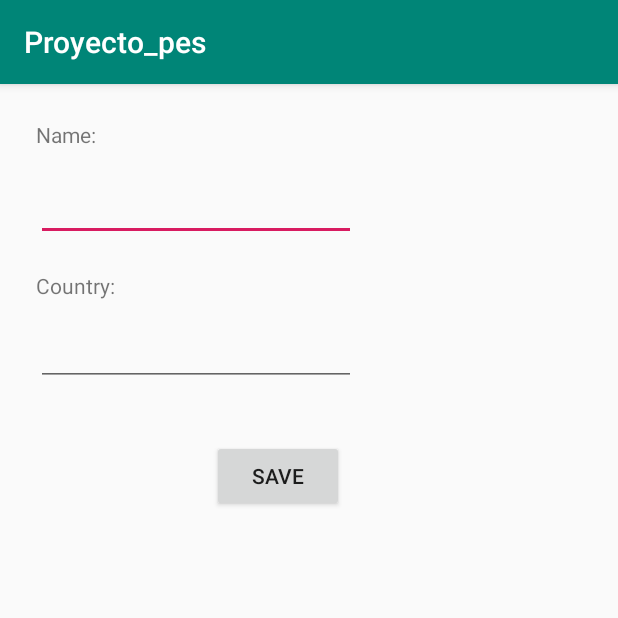
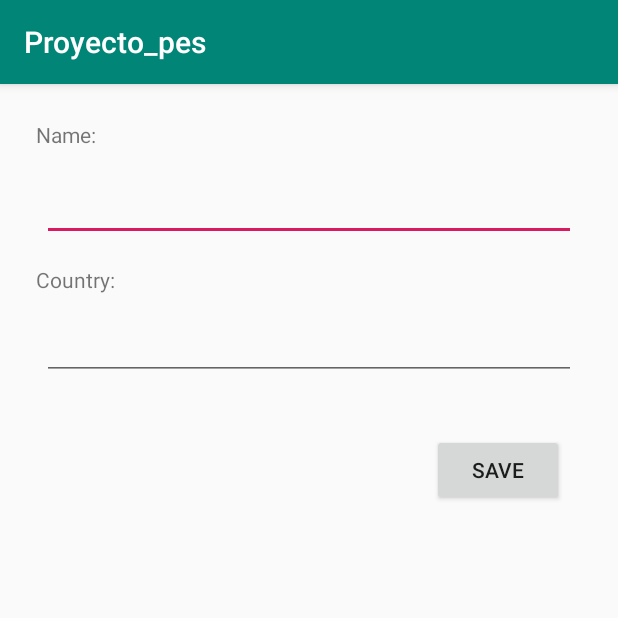
Before and after one commit to AntonEstrela/Proyecto_pes_android, an Android app: the AddSingerActivity screen opened directly, with no data from a screen before it, on a phone screen of 412 x 824 dp, the top half of it. Run offline under Robolectric (Android 15) with nearby library versions, the phone set to English and light mode, and no system bars.

Commit message:
ya comentado

```diff
--- a/app/src/main/java/com/pes/proyecto/AddSingerActivity.java
+++ b/app/src/main/java/com/pes/proyecto/AddSingerActivity.java
@@ -24,7 +24,7 @@ public class AddSingerActivity extends AppCompatActivity {
         EditPais = findViewById(R.id.editText5);
     }
 
-    public void onClick(View view){
+    public void onClick(View view){//Boto de guardar (save)
 
         try {
             String nom = EditName.getText().toString();
--- a/app/src/main/java/com/pes/proyecto/ConfigSingleton.java
+++ b/app/src/main/java/com/pes/proyecto/ConfigSingleton.java
@@ -10,5 +10,5 @@ class ConfigSingleton {
     private ConfigSingleton() {
         ServerAddress = "http://192.168.0.16:9000";
     }
-    String ServerAddress;
+    String ServerAddress; //adreça del servidor
 }
--- a/app/src/main/java/com/pes/proyecto/HttpGet.java
+++ b/app/src/main/java/com/pes/proyecto/HttpGet.java
@@ -9,9 +9,9 @@ import java.io.InputStreamReader;
 import java.net.HttpURLConnection;
 import java.net.URL;
 
-public abstract class HttpGet {
+public abstract class HttpGet {//classe universal per fer gets
     private String path;
-    void SendRequest(String path){
+    void SendRequest(String path){//executar la petició
         this.path = path;
         if(path.equals("")){
             return;
@@ -63,6 +63,6 @@ public abstract class HttpGet {
             }
         }).start();
     }
-    protected abstract void onPostExecute(String result);
+    protected abstract void onPostExecute(String result);//com si fos l'AsyncTask
 
 }
--- a/app/src/main/res/layout/activity_add_singer.xml
+++ b/app/src/main/res/layout/activity_add_singer.xml
@@ -20,29 +20,36 @@
         android:id="@+id/textView8"
         android:layout_width="wrap_content"
         android:layout_height="wrap_content"
-        android:layout_marginTop="20dp"
+        android:layout_marginStart="24dp"
+        android:layout_marginTop="16dp"
         android:text="Country:"
-        app:layout_constraintStart_toStartOf="@+id/editText4"
+        app:layout_constraintStart_toStartOf="parent"
         app:layout_constraintTop_toBottomOf="@+id/editText4" />
 
     <EditText
         android:id="@+id/editText4"
-        android:layout_width="wrap_content"
+        android:layout_width="0dp"
         android:layout_height="wrap_content"
+        android:layout_marginStart="28dp"
         android:layout_marginTop="16dp"
+        android:layout_marginEnd="28dp"
         android:ems="10"
         android:inputType="textPersonName"
-        app:layout_constraintStart_toStartOf="@+id/textView7"
+        app:layout_constraintEnd_toEndOf="parent"
+        app:layout_constraintStart_toStartOf="parent"
         app:layout_constraintTop_toBottomOf="@+id/textView7" />
 
     <EditText
         android:id="@+id/editText5"
-        android:layout_width="wrap_content"
+        android:layout_width="0dp"
         android:layout_height="wrap_content"
+        android:layout_marginStart="28dp"
         android:layout_marginTop="12dp"
+        android:layout_marginEnd="28dp"
         android:ems="10"
         android:inputType="textPersonName"
-        app:layout_constraintStart_toStartOf="@+id/textView8"
+        app:layout_constraintEnd_toEndOf="parent"
+        app:layout_constraintStart_toStartOf="parent"
         app:layout_constraintTop_toBottomOf="@+id/textView8" />
 
     <Button
```
Also changed, not shown: app/src/main/java/com/pes/proyecto/AddSongActivity.java (+11 -11 lines), app/src/main/java/com/pes/proyecto/CansonsRecyclerViewAdapter.java (+8 -8 lines), app/src/main/java/com/pes/proyecto/CantantsRecyclerViewAdapter.java (+3 -4 lines), app/src/main/java/com/pes/proyecto/HttpPost.java (+6 -6 lines), app/src/main/java/com/pes/proyecto/LoggedInActivity.java (+6 -6 lines), app/src/main/java/com/pes/proyecto/MainActivity.java (+10 -10 lines), app/src/main/java/com/pes/proyecto/SingerActivity.java (+5 -5 lines).
